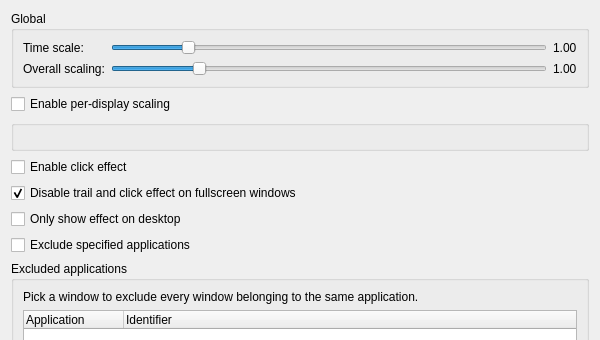
floating142/kwin-effects-ba-click-fx, file config/baclickfxconfig.ui: the form before one commit; both pictures show x 0 to 600 and y 0 to 340 of the 600 by 714 pixel window.
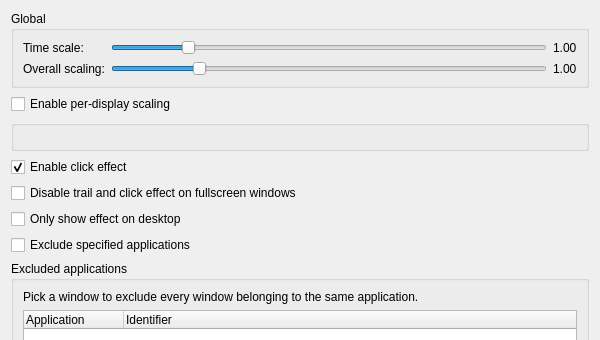
The form after the commit.

What changed in the file:
```diff
--- a/config/baclickfxconfig.ui
+++ b/config/baclickfxconfig.ui
@@ -130,6 +130,7 @@
    <item>
     <widget class="QCheckBox" name="enableClickCheckBox">
      <property name="text"><string>Enable click effect</string></property>
+     <property name="checked"><bool>true</bool></property>
      <property name="toolTip"><string>Play the click burst on mouse press. The trail and distance particles are not affected.</string></property>
     </widget>
    </item>
@@ -137,7 +138,7 @@
    <item>
     <widget class="QCheckBox" name="disableOnFullscreenCheckBox">
      <property name="text"><string>Disable trail and click effect on fullscreen windows</string></property>
-     <property name="checked"><bool>true</bool></property>
+     <property name="checked"><bool>false</bool></property>
      <property name="toolTip"><string>Skip the effect when the window under the pointer is fullscreen.</string></property>
     </widget>
    </item>
```
